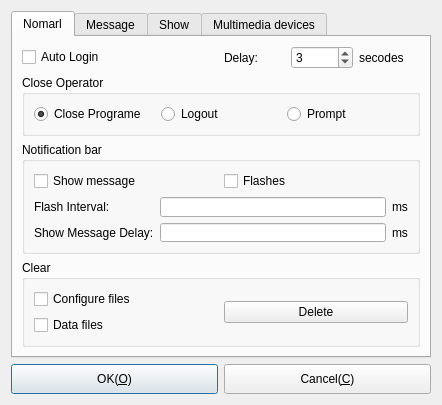
First picture: the form in Widgets/DlgOptions/DlgOptions.ui, repository KangLin/RabbitIm, before the edit.
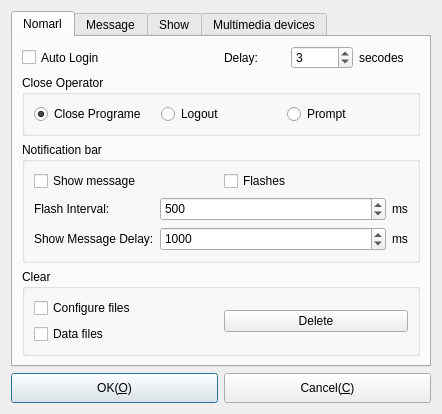
Second picture: the form after the edit. The open tabs and pages were chosen to show the change. Icons and pictures are not drawn.

```diff
--- a/Widgets/DlgOptions/DlgOptions.ui
+++ b/Widgets/DlgOptions/DlgOptions.ui
@@ -91,7 +91,7 @@
          <item>
           <widget class="QCheckBox" name="cbAutoLogin">
            <property name="sizePolicy">
-            <sizepolicy hsizetype="Preferred" vsizetype="Fixed">
+            <sizepolicy hsizetype="Preferred" vsizetype="Preferred">
              <horstretch>0</horstretch>
              <verstretch>0</verstretch>
             </sizepolicy>
@@ -184,7 +184,7 @@
          <property name="minimumSize">
           <size>
            <width>0</width>
-           <height>50</height>
+           <height>0</height>
           </size>
          </property>
          <property name="title">
@@ -219,13 +219,19 @@
              </widget>
             </item>
             <item>
-             <widget class="QLineEdit" name="txtFlashInterval">
+             <widget class="QSpinBox" name="sbFlashInterval">
               <property name="sizePolicy">
-               <sizepolicy hsizetype="Expanding" vsizetype="Fixed">
+               <sizepolicy hsizetype="Expanding" vsizetype="Expanding">
                 <horstretch>0</horstretch>
                 <verstretch>0</verstretch>
                </sizepolicy>
               </property>
+              <property name="maximum">
+               <number>10000</number>
+              </property>
+              <property name="value">
+               <number>500</number>
+              </property>
              </widget>
             </item>
             <item>
@@ -265,13 +271,25 @@
              </widget>
             </item>
             <item>
-             <widget class="QLineEdit" name="txtShowMessageDelay">
+             <widget class="QSpinBox" name="sbShowMessageDelay">
               <property name="sizePolicy">
-               <sizepolicy hsizetype="Expanding" vsizetype="Fixed">
+               <sizepolicy hsizetype="Expanding" vsizetype="Expanding">
                 <horstretch>0</horstretch>
                 <verstretch>0</verstretch>
                </sizepolicy>
               </property>
+              <property name="minimumSize">
+               <size>
+                <width>0</width>
+                <height>0</height>
+               </size>
+              </property>
+              <property name="maximum">
+               <number>100000</number>
+              </property>
+              <property name="value">
+               <number>1000</number>
+              </property>
              </widget>
             </item>
             <item>
@@ -321,6 +339,12 @@
        </item>
        <item row="3" column="0">
         <widget class="QGroupBox" name="groupBox_8">
+         <property name="sizePolicy">
+          <sizepolicy hsizetype="Preferred" vsizetype="Preferred">
+           <horstretch>0</horstretch>
+           <verstretch>0</verstretch>
+          </sizepolicy>
+         </property>
          <property name="title">
           <string>Clear</string>
          </property>
```
Left out of the diff: 52 changed lines with no effect on the pictures.
